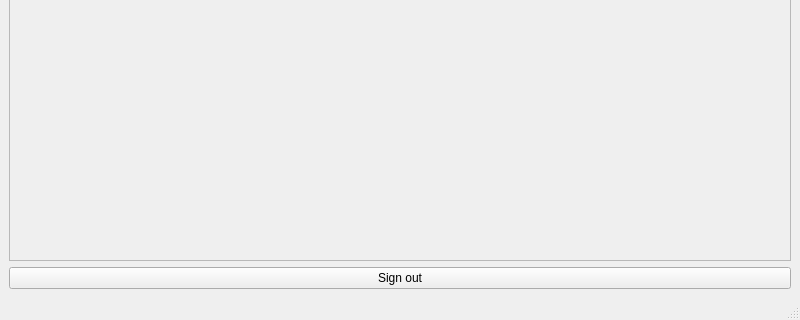
Above: Cinema-GUI/UI/customerShowMovies.ui from abohoss/Cinema-Booking-System before the change; both pictures show x 0 to 800 and y 280 to 600 of the 800 by 600 pixel window. Below: the same form after it.
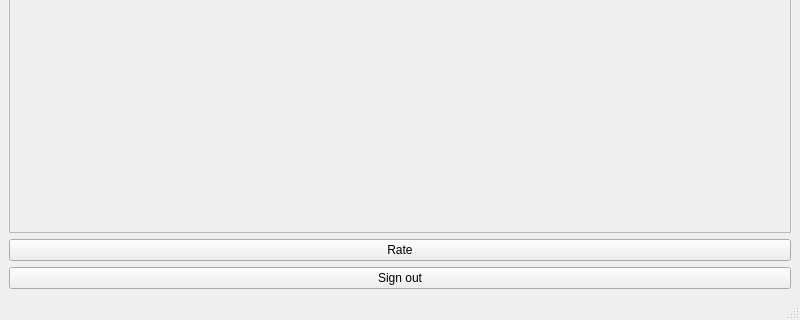
That is the form after the change.

What changed in the file:
```diff
--- a/Cinema-GUI/UI/customerShowMovies.ui
+++ b/Cinema-GUI/UI/customerShowMovies.ui
@@ -47,8 +47,8 @@
         <rect>
          <x>0</x>
          <y>0</y>
-         <width>780</width>
-         <height>448</height>
+         <width>776</width>
+         <height>380</height>
         </rect>
        </property>
        <layout class="QVBoxLayout" name="verticalLayout_4">
@@ -59,6 +59,18 @@
       </widget>
      </widget>
     </item>
+    <item>
+     <widget class="QPushButton" name="rateBtn">
+      <property name="font">
+       <font>
+        <pointsize>9</pointsize>
+       </font>
+      </property>
+      <property name="text">
+       <string>Rate</string>
+      </property>
+     </widget>
+    </item>
     <item>
      <widget class="QPushButton" name="signoutBtn">
       <property name="text">
```
Left out of the diff: 7 changed lines with no effect on the pictures.
